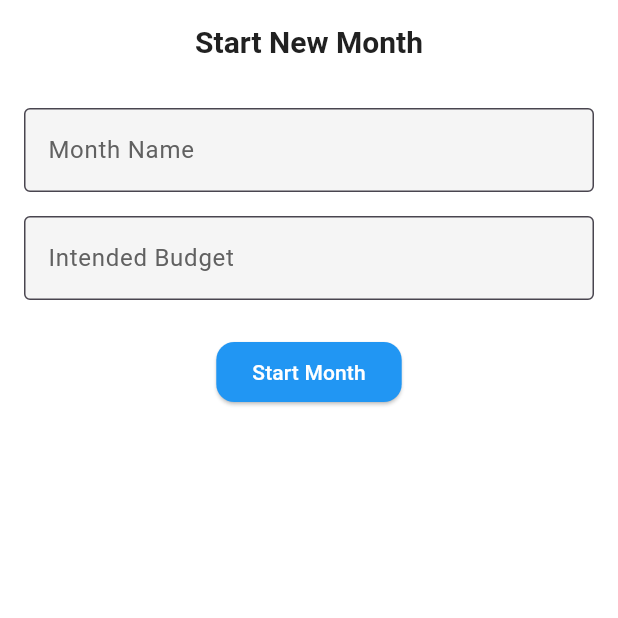
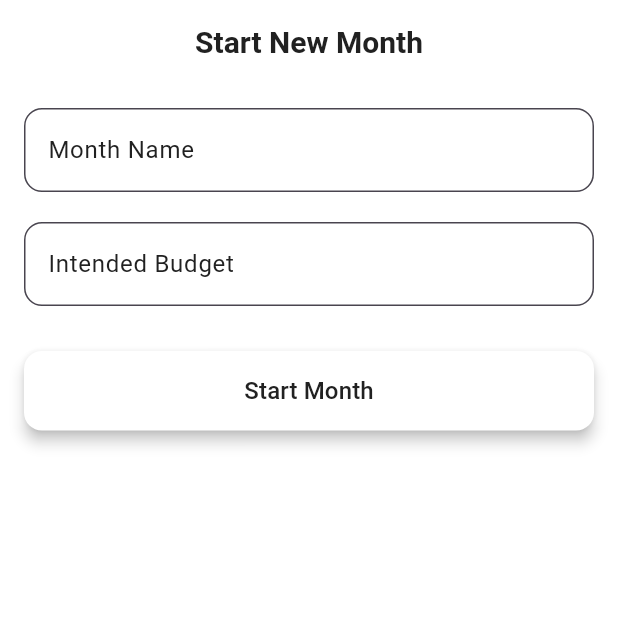
Before and after one commit to R4f4y04/bachat, a Flutter app: the screen it shows after launch, on a phone screen of 412 x 824 dp, the top half of it. Run offline on Flutter 3.47's test engine with Material 3 defaults, Android fonts, the phone set to English and light mode, and no system bars; our stand-ins replace flutter_slidable, hive, hive_flutter, liquid_pull_to_refresh; accounts and stored records are empty.

Commit message:
made new month screen more aesthetic

```diff
--- a/lib/screens/new_month_screen.dart
+++ b/lib/screens/new_month_screen.dart
@@ -17,29 +17,52 @@ class _NewMonthScreenState extends State<NewMonthScreen> {
     return Scaffold(
       appBar: AppBar(
         title: Text('Start New Month'),
+        backgroundColor: Theme.of(context).appBarTheme.backgroundColor,
+        foregroundColor: Theme.of(context).appBarTheme.foregroundColor,
+        elevation: 0,
       ),
       body: Padding(
         padding: EdgeInsets.all(16.0),
         child: Column(
+          crossAxisAlignment: CrossAxisAlignment.stretch,
           children: [
             TextField(
               controller: _monthNameController,
               decoration: InputDecoration(
+                fillColor: Theme.of(context).appBarTheme.backgroundColor,
+                labelStyle: TextStyle(
+                    color: Theme.of(context).appBarTheme.foregroundColor),
+                border: OutlineInputBorder(
+                  borderRadius: BorderRadius.circular(12),
+                ),
                 labelText: 'Month Name',
-                border: OutlineInputBorder(),
               ),
             ),
-            SizedBox(height: 16),
+            SizedBox(height: 20),
             TextField(
               controller: _budgetController,
               decoration: InputDecoration(
+                fillColor: Theme.of(context).appBarTheme.backgroundColor,
+                labelStyle: TextStyle(
+                    color: Theme.of(context).appBarTheme.foregroundColor),
+                border: OutlineInputBorder(
+                  borderRadius: BorderRadius.circular(12),
+                ),
                 labelText: 'Intended Budget',
-                border: OutlineInputBorder(),
               ),
               keyboardType: TextInputType.number,
             ),
-            SizedBox(height: 24),
+            SizedBox(height: 30),
             ElevatedButton(
+              style: ElevatedButton.styleFrom(
+                backgroundColor: Theme.of(context).appBarTheme.backgroundColor,
+                foregroundColor: Theme.of(context).appBarTheme.foregroundColor,
+                padding: EdgeInsets.symmetric(vertical: 15),
+                shape: RoundedRectangleBorder(
+                  borderRadius: BorderRadius.circular(12),
+                ),
+                elevation: 4,
+              ),
               onPressed: () async {
                 if (_monthNameController.text.isNotEmpty &&
                     _budgetController.text.isNotEmpty) {
@@ -56,7 +79,10 @@ class _NewMonthScreenState extends State<NewMonthScreen> {
                   );
                 }
               },
-              child: Text('Start Month'),
+              child: Text(
+                'Start Month',
+                style: TextStyle(fontSize: 16),
+              ),
             ),
           ],
         ),
```
